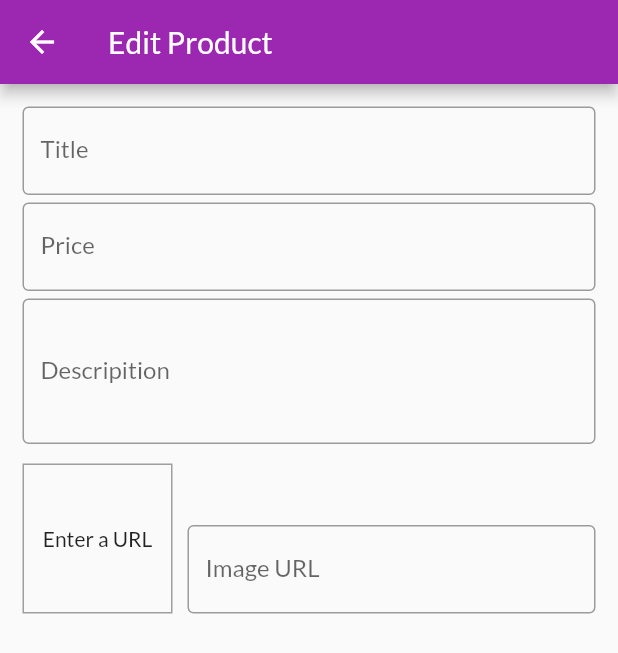
After one commit to tanishqarora97/shopping_app, a Flutter app: the EditProductScreen screen opened by its route, on a phone screen of 412 x 824 dp. The commit adds this screen. Shown: the top 653 px of the screen. Run offline on Flutter 3.47's test engine with Material 2 defaults, Android fonts, the phone set to English and light mode, and no system bars; our stand-ins replace google_fonts; network calls fail.

Commit message:
add more products

```diff
--- /dev/null
+++ b/lib/screens/edit_product_screen.dart
@@ -0,0 +1,141 @@
+import 'package:flutter/material.dart';
+
+class EditProductScreen extends StatefulWidget {
+  static const routename = '/edit-product-screen';
+  @override
+  _EditProductScreenState createState() => _EditProductScreenState();
+}
+
+class _EditProductScreenState extends State<EditProductScreen> {
+  final _priceFocusNode = FocusNode();
+  final _descriptionFocusNode = FocusNode();
+  final _imageUrlController = TextEditingController();
+  final _imageUrlFocusNode = FocusNode();
+  void _updateImageUrl() {
+    if (!_imageUrlFocusNode.hasFocus) {
+      setState(() {});
+    }
+  }
+
+  @override
+  void initState() {
+    _imageUrlFocusNode.addListener(_updateImageUrl);
+    super.initState();
+  }
+
+  @override
+  Widget build(BuildContext context) {
+    return Scaffold(
+      appBar: AppBar(
+        title: Text('Edit Product'),
+      ),
+      body: Padding(
+        padding: const EdgeInsets.all(15.0),
+        child: Form(
+          child: SingleChildScrollView(
+            child: Column(
+              children: [
+                TextFormField(
+                  decoration: InputDecoration(
+                    border: OutlineInputBorder(),
+                    hintText: 'Enter the Title',
+                    labelText: 'Title',
+                  ),
+                  textInputAction: TextInputAction.next,
+                  onFieldSubmitted: (_) {
+                    FocusScope.of(context).requestFocus(_priceFocusNode);
+                  },
+                ),
+                SizedBox(
+                  height: 5.0,
+                ),
+                TextFormField(
+                  keyboardType: TextInputType.number,
+                  decoration: InputDecoration(
+                    border: OutlineInputBorder(),
+                    hintText: 'Enter the price',
+                    labelText: 'Price',
+                  ),
+                  textInputAction: TextInputAction.next,
+                  focusNode: _priceFocusNode,
+                  onFieldSubmitted: (_) {
+                    FocusScope.of(context).requestFocus(_descriptionFocusNode);
+                  },
+                ),
+                SizedBox(
+                  height: 5.0,
+                ),
+                TextFormField(
+                  decoration: InputDecoration(
+                    border: OutlineInputBorder(),
+                    hintText: 'Enter the Description',
+                    labelText: 'Descripition',
+                  ),
+                  maxLines: 3,
+                  keyboardType: TextInputType.multiline,
+                  textInputAction: TextInputAction.next,
+                  focusNode: _descriptionFocusNode,
+                ),
+                SizedBox(
+                  height: 5.0,
+                ),
+                Row(
+                  crossAxisAlignment: CrossAxisAlignment.end,
+                  children: [
+                    Container(
+                      width: 100.0,
+                      height: 100.0,
+                      margin: EdgeInsets.only(
+                        top: 8.0,
+                        right: 10.0,
+                      ),
+                      decoration: BoxDecoration(
+                        border: Border.all(
+                          width: 1,
+                          color: Colors.grey,
+                        ),
+                      ),
+                      child: (_imageUrlController.text.isEmpty)
+                          ? Center(
+                              child: Text('Enter a URL'),
+                            )
+                          : FittedBox(
+                              child: Image.network(
+                                _imageUrlController.text,
+                                fit: BoxFit.cover,
+                              ),
+                            ),
+                    ),
+                    Expanded(
+                      child: TextFormField(
+                        controller: _imageUrlController,
+                        decoration: InputDecoration(
+                          border: OutlineInputBorder(),
+                          hintText: 'Enter Image URL',
+                          labelText: 'Image URL',
+                        ),
+                        focusNode: _imageUrlFocusNode,
+                        keyboardType: TextInputType.url,
+                        textInputAction: TextInputAction.done,
+                      ),
+                    ),
+                  ],
+                ),
+              ],
+            ),
+          ),
+        ),
+      ),
+    );
+  }
+
+  @override
+  void dispose() {
+    _imageUrlFocusNode.removeListener(_updateImageUrl);
+    _priceFocusNode.dispose();
+    _descriptionFocusNode.dispose();
+    _imageUrlController.dispose();
+    _imageUrlFocusNode.dispose();
+    super.dispose();
+  }
+}
--- a/lib/screens/order_screen.dart
+++ b/lib/screens/order_screen.dart
@@ -1,7 +1,8 @@
 import 'package:flutter/material.dart';
 import 'package:provider/provider.dart';
-import 'package:shop_app/provider/order.dart';
-import 'package:shop_app/widgets/order_items.dart';
+
+import '../provider/order.dart';
+import '../widgets/order_items.dart';
 
 class OrdersScreen extends StatelessWidget {
   static const routeName = '/order-screen';
--- a/lib/screens/product_details_screen.dart
+++ b/lib/screens/product_details_screen.dart
@@ -1,12 +1,10 @@
 import 'package:flutter/material.dart';
 import 'package:provider/provider.dart';
-import 'package:shop_app/provider/product_provider.dart';
+
+import '../provider/product_provider.dart';
 
 class ProductDetailsScreen extends StatelessWidget {
   static const routeName = '/product-details-screen';
-  // ProductDetailsScreen({this.title});
-  // final String title;
-
   @override
   Widget build(BuildContext context) {
     final productId = ModalRoute.of(context).settings.arguments as String;
--- a/lib/widgets/app_drawer.dart
+++ b/lib/widgets/app_drawer.dart
@@ -1,6 +1,8 @@
 import 'package:flutter/material.dart';
-import 'package:shop_app/screens/order_screen.dart';
-import 'package:shop_app/screens/product_overview_sceen.dart';
+
+import '../screens/user_product_screen.dart';
+import '../screens/order_screen.dart';
+import '../screens/product_overview_sceen.dart';
 
 class AppDrawer extends StatelessWidget {
   @override
@@ -21,6 +23,7 @@ class AppDrawer extends StatelessWidget {
                   context, ProductOverviewScreen.routeName);
             },
           ),
+          Divider(),
           ListTile(
             leading: Icon(Icons.payment),
             title: Text('Orders'),
@@ -28,6 +31,15 @@ class AppDrawer extends StatelessWidget {
               Navigator.pushNamed(context, OrdersScreen.routeName);
             },
           ),
+          Divider(),
+          ListTile(
+            leading: Icon(Icons.edit),
+            title: Text('User Products'),
+            onTap: () {
+              Navigator.pushReplacementNamed(
+                  context, UserProductScreen.routeName);
+            },
+          ),
         ],
       ),
     );
--- a/lib/widgets/order_items.dart
+++ b/lib/widgets/order_items.dart
@@ -2,7 +2,8 @@ import 'dart:math';
 
 import 'package:flutter/material.dart';
 import 'package:intl/intl.dart';
-import 'package:shop_app/models/order_model.dart';
+
+import '../models/order_model.dart';
 
 class OrderWidget extends StatefulWidget {
   final OrderItem order;
```
Also changed, not shown: lib/main.dart (+7 -3 lines), lib/provider/cart.dart (+19 -1 lines), lib/screens/cart_screen.dart (renamed from lib/screens/cart_Sceen.dart, +4 -3 lines), lib/screens/product_overview_sceen.dart (+5 -6 lines), lib/screens/user_product_screen.dart (added, +44 -0 lines), lib/widgets/cart_item.dart (+31 -7 lines), lib/widgets/product_item.dart (+15 -3 lines), lib/widgets/user_product_item.dart (added, +38 -0 lines).
